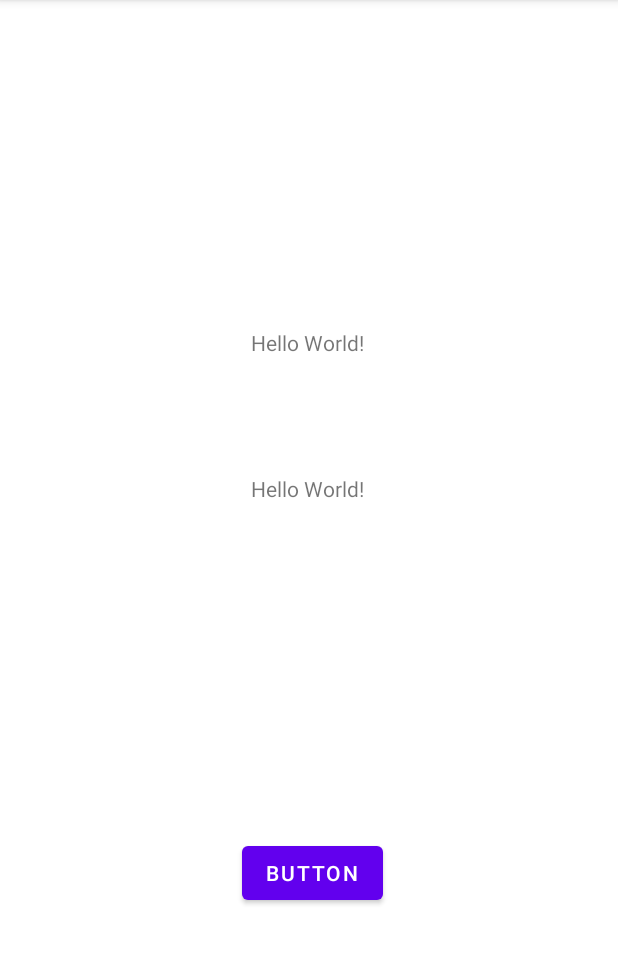
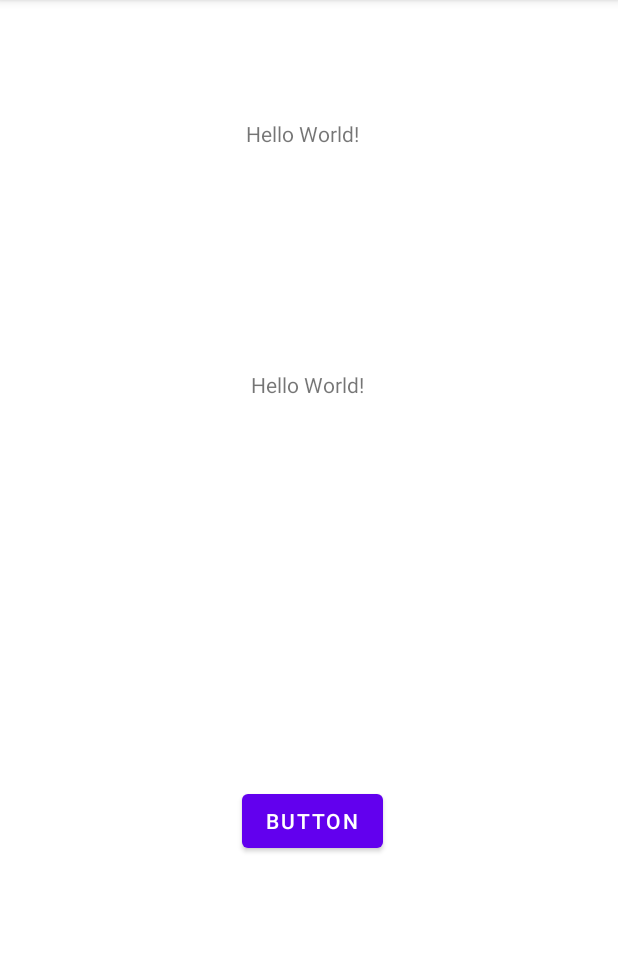
Before and after one commit to UIC-Black-Tech-Scholars/2021-bts-volley-kotlin, an Android app: the screen it shows after launch (MainActivity), on a phone screen of 412 x 824 dp, the part 84-1048 px from its top. Run offline under Robolectric (Android 15) with nearby library versions, the phone set to English and light mode, and no system bars; our stand-ins replace Volley.

Commit message:
adding fixed code

```diff
--- a/app/src/main/AndroidManifest.xml
+++ b/app/src/main/AndroidManifest.xml
@@ -2,6 +2,7 @@
 <manifest xmlns:android="http://schemas.android.com/apk/res/android"
     package="com.example.bts_kotlin_volley">
 
+    <uses-permission android:name="android.permission.INTERNET" />
     <application
         android:allowBackup="true"
         android:icon="@mipmap/ic_launcher"
--- a/app/src/main/java/com/example/bts_kotlin_volley/MainActivity.kt
+++ b/app/src/main/java/com/example/bts_kotlin_volley/MainActivity.kt
@@ -1,15 +1,25 @@
 package com.example.bts_kotlin_volley
 
-import androidx.appcompat.app.AppCompatActivity
+import android.graphics.BitmapFactory
 import android.os.Bundle
+import android.util.Base64
+import android.util.Log
 import android.widget.Button
 import android.widget.ImageView
 import android.widget.TextView
+import androidx.appcompat.app.AppCompatActivity
+import com.android.volley.Request
 import com.android.volley.RequestQueue
+import com.android.volley.Response
+import com.android.volley.toolbox.StringRequest
 import com.android.volley.toolbox.Volley
+import org.json.JSONException
+
 
 class MainActivity : AppCompatActivity() {
 
+    private lateinit var firstText: TextView
+    private lateinit var imageView: ImageView
     private var requestQueue: RequestQueue? = null
 
     override fun onCreate(savedInstanceState: Bundle?) {
@@ -17,8 +27,8 @@ class MainActivity : AppCompatActivity() {
         setContentView(R.layout.activity_main)
 
         val button = findViewById<Button>(R.id.button)
-        val image = findViewById<ImageView>(R.id.imageView)
-        val firstText = findViewById<TextView>(R.id.textView)
+        imageView = findViewById(R.id.imageView)
+        firstText = findViewById(R.id.textView)
         val secondText = findViewById<TextView>(R.id.textView2)
 
         requestQueue = Volley.newRequestQueue(this)
@@ -27,7 +37,7 @@ class MainActivity : AppCompatActivity() {
 
     }
 
-    private fun makeWebRequests(){
+    private fun makeWebRequests() {
 
         val textUrl = "https://pastebin.com/raw/HNGezyyW"
 
--- a/app/src/main/res/layout/activity_main.xml
+++ b/app/src/main/res/layout/activity_main.xml
@@ -10,13 +10,16 @@
         android:id="@+id/textView2"
         android:layout_width="wrap_content"
         android:layout_height="wrap_content"
+        android:layout_marginStart="164dp"
+        android:layout_marginTop="1dp"
+        android:layout_marginEnd="171dp"
         android:text="Hello World!"
         app:layout_constraintBottom_toBottomOf="parent"
-        app:layout_constraintHorizontal_bias="0.498"
-        app:layout_constraintLeft_toLeftOf="parent"
-        app:layout_constraintRight_toRightOf="parent"
+        app:layout_constraintEnd_toEndOf="parent"
+        app:layout_constraintHorizontal_bias="0.0"
+        app:layout_constraintStart_toStartOf="parent"
         app:layout_constraintTop_toTopOf="parent"
-        app:layout_constraintVertical_bias="0.292" />
+        app:layout_constraintVertical_bias="0.104" />
 
     <TextView
         android:id="@+id/textView"
```
